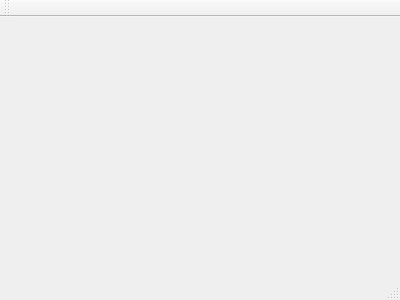
This is PM/SpreadSheet/mainwindow.ui in ivan94/faculdade as Qt 5 draws it before an edit. The edited form follows.
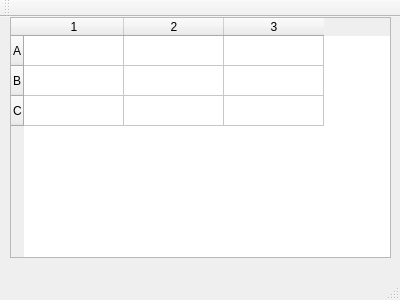
This is the edited form.

The edit to the form file:
```diff
--- a/PM/SpreadSheet/mainwindow.ui
+++ b/PM/SpreadSheet/mainwindow.ui
@@ -12,13 +12,69 @@
   <property name="windowTitle" >
    <string>MainWindow</string>
   </property>
-  <widget class="QMenuBar" name="menuBar" />
-  <widget class="QToolBar" name="mainToolBar" />
-  <widget class="QWidget" name="centralWidget" />
-  <widget class="QStatusBar" name="statusBar" />
+  <widget class="QWidget" name="centralWidget">
+   <widget class="QTableWidget" name="tableWidget">
+    <property name="geometry">
+     <rect>
+      <x>10</x>
+      <y>0</y>
+      <width>381</width>
+      <height>241</height>
+     </rect>
+    </property>
+    <row>
+     <property name="text">
+      <string>A</string>
+     </property>
+    </row>
+    <row>
+     <property name="text">
+      <string>B</string>
+     </property>
+    </row>
+    <row>
+     <property name="text">
+      <string>C</string>
+     </property>
+    </row>
+    <column>
+     <property name="text">
+      <string>1</string>
+     </property>
+    </column>
+    <column>
+     <property name="text">
+      <string>2</string>
+     </property>
+    </column>
+    <column>
+     <property name="text">
+      <string>3</string>
+     </property>
+    </column>
+   </widget>
+  </widget>
+  <widget class="QMenuBar" name="menuBar">
+   <property name="geometry">
+    <rect>
+     <x>0</x>
+     <y>0</y>
+     <width>400</width>
+     <height>19</height>
+    </rect>
+   </property>
+  </widget>
+  <widget class="QToolBar" name="mainToolBar">
+   <attribute name="toolBarArea">
+    <enum>TopToolBarArea</enum>
+   </attribute>
+   <attribute name="toolBarBreak">
+    <bool>false</bool>
+   </attribute>
+  </widget>
+  <widget class="QStatusBar" name="statusBar"/>
  </widget>
- <layoutDefault spacing="6" margin="11" />
- <pixmapfunction></pixmapfunction>
+ <layoutdefault spacing="6" margin="11"/>
  <resources/>
  <connections/>
 </ui>
```
Left out of the diff: 7 changed lines with no effect on the pictures.
